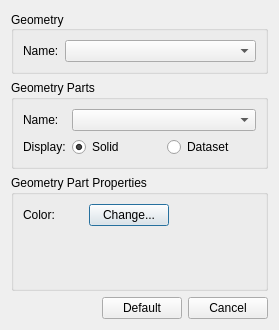
Above: src/ui/GeometryPropertiesDialog.ui from zxnord/Qt4VTK7SimpleViewer before the change. Below: the same form after it.
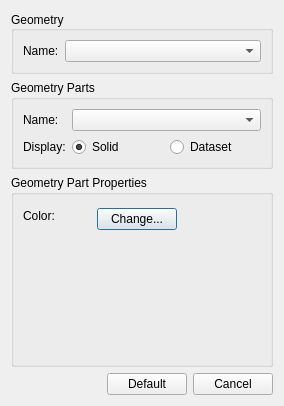
That is the form after the change.

Commit message: GUI updated, GeometrySettings GUI-Renderer controller added. GUI functionality missing.

Patch:
```diff
--- a/src/ui/GeometryPropertiesDialog.ui
+++ b/src/ui/GeometryPropertiesDialog.ui
@@ -6,8 +6,8 @@
    <rect>
     <x>0</x>
     <y>0</y>
-    <width>279</width>
-    <height>330</height>
+    <width>284</width>
+    <height>406</height>
    </rect>
   </property>
   <property name="windowTitle">
@@ -132,21 +132,21 @@
             <item>
              <widget class="QLabel" name="m_colorLabel">
               <property name="sizePolicy">
-               <sizepolicy hsizetype="Preferred" vsizetype="Preferred">
+               <sizepolicy hsizetype="Fixed" vsizetype="Fixed">
                 <horstretch>0</horstretch>
                 <verstretch>0</verstretch>
                </sizepolicy>
               </property>
               <property name="minimumSize">
                <size>
-                <width>22</width>
-                <height>0</height>
+                <width>30</width>
+                <height>30</height>
                </size>
               </property>
               <property name="maximumSize">
                <size>
-                <width>22</width>
-                <height>16777215</height>
+                <width>30</width>
+                <height>30</height>
                </size>
               </property>
               <property name="text">
```
The commit also changes 15 other files.
